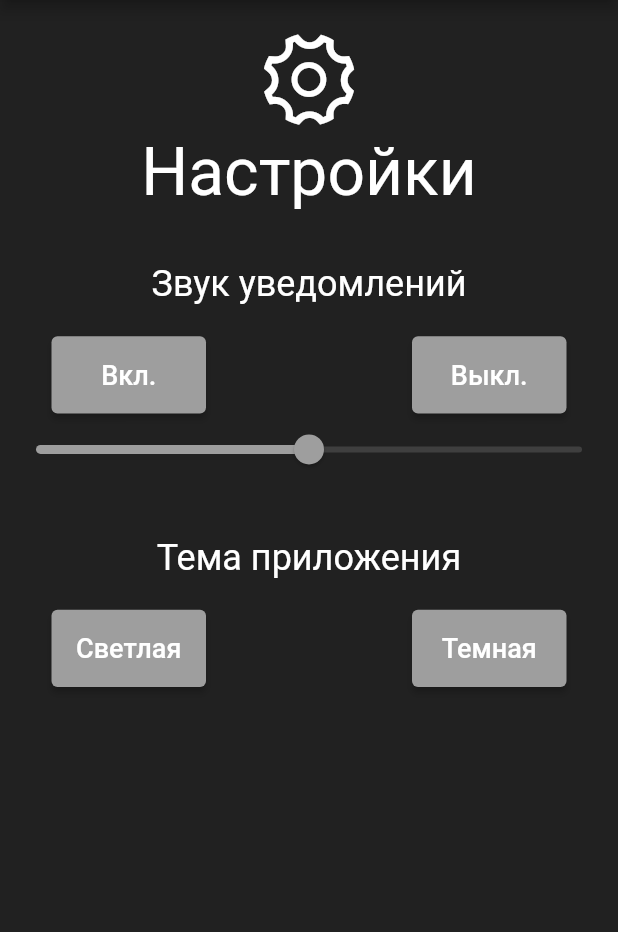
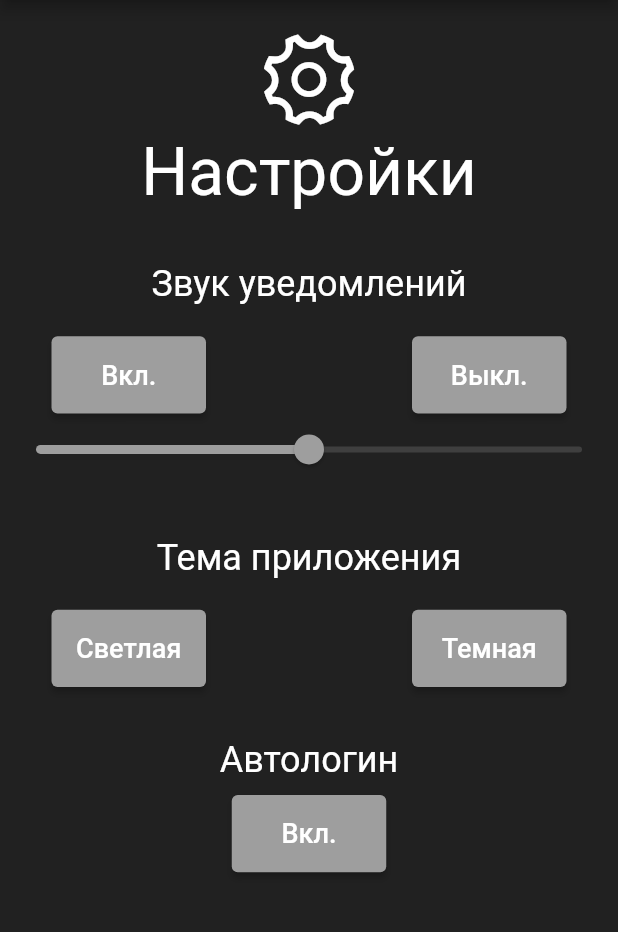
Before and after one commit to Falcon5253/Daily-Universe, a Flutter app: the Options screen opened by its route, after a tap on "Темная", on a phone screen of 412 x 824 dp, the part 84-1016 px from its top. Run offline on Flutter 3.47's test engine with Material 2 defaults, Android fonts, the phone set to English and light mode, and no system bars; our stand-ins replace sqflite, table_calendar; missing offline and left inert: dart:ffi; accounts and stored records are empty.

Commit message:
Объединил все ветки мобильного приложения

```diff
--- a/Mobile/daily_universe/lib/defines.dart
+++ b/Mobile/daily_universe/lib/defines.dart
@@ -14,7 +14,7 @@ List userMails = []; // список почт зарегистрированны
 List sqlTables = []; //список таблиц которые созданы в sql базе, нужны для проверок валидности
 int lastUserId = 0;
 int AutoLogin = 0;
-const List localConfigs = ['userId','autoLogin'];
+const List localConfigs = ['userId','autoLogin', 'isDarkTheme'];
 bool firstClassInit = true;
 late int deviceRealWidth; //Ширина в пикселях текущего уст-ва
 late int deviceRealHeight; //Высота в пикселях текущего уст-ва
@@ -27,6 +27,7 @@ ColorScheme? defaultTopColor = ColorScheme.light().copyWith( primary: Colors.gre
 Widget? defaultTitle = Text('Daily universe', style: TextStyle(color: defaultTextColor, fontSize: 28));
 var defaultUnderLineTextInputColor = UnderlineInputBorder(borderSide: BorderSide(color: Colors.white),);
 var defaultUnderLineDropDownListColor = Container( height: 2, color: Colors.grey,);
+
 
 //Переменные для навигации..........
 const navStart = '/';
--- a/Mobile/daily_universe/lib/instruction.dart
+++ b/Mobile/daily_universe/lib/instruction.dart
@@ -13,6 +13,9 @@ class Instruction extends StatelessWidget {
         resizeToAvoidBottomInset: false,
         backgroundColor: d.defaultBackgroundColor,
         appBar: AppBar(
+          leading: BackButton(
+              color: d.defaultTextColor
+          ),
           title: d.defaultTitle,
           centerTitle: true,
         ),
--- a/Mobile/daily_universe/lib/login.dart
+++ b/Mobile/daily_universe/lib/login.dart
@@ -100,6 +100,9 @@ class _LoginState extends State<Login> {
       resizeToAvoidBottomInset: false,
       backgroundColor: d.defaultBackgroundColor,
       appBar: AppBar(
+        leading: BackButton(
+            color: d.defaultTextColor
+        ),
         title: d.defaultTitle,
         centerTitle: true,
       ),
@@ -140,7 +143,7 @@ class _LoginState extends State<Login> {
                         validator: (val) {
                           if(val!=null && val!='') {
                             checkPass(val);
-                            return 'Неправильная почта или пароль';
+                            return null;
                           }
                           return 'Empty password field';
                         },
--- a/Mobile/daily_universe/lib/options.dart
+++ b/Mobile/daily_universe/lib/options.dart
@@ -19,6 +19,13 @@ class _OptionsState extends State<Options> {
         resizeToAvoidBottomInset: false,
         backgroundColor: d.defaultBackgroundColor,
         appBar: AppBar(
+          leading: IconButton(
+            icon: Icon(Icons.arrow_back, color: d.defaultTextColor),
+            onPressed: () {
+              Navigator.of(context).popUntil((route) => route.isFirst);
+              Navigator.pushReplacementNamed(context, d.navMain);
+            },
+          ),
           title: d.defaultTitle,
           centerTitle: true,
         ),
@@ -77,6 +84,7 @@ class _OptionsState extends State<Options> {
                       setState((){
                         d.isDarkTheme = false;});
                         d.updateOptionsTheme();
+                        d.dailyUser.updateConfigValue(d.localConfigs[2], 1);
                       Navigator.pushReplacementNamed(context, d.navOptions);
                     }, child: Text('Светлая', style: TextStyle(color: d.defaultTextColor, fontSize: 18)),),
                   ),
@@ -88,10 +96,23 @@ class _OptionsState extends State<Options> {
                       setState((){
                       d.isDarkTheme = true;});
                       d.updateOptionsTheme();
+                      d.dailyUser.updateConfigValue(d.localConfigs[2], 0);
                       Navigator.pushReplacementNamed(context, d.navOptions);
                     }, child: Text('Темная', style: TextStyle(color: d.defaultTextColor, fontSize: 18)),),
                   ),
                 ]),
+            Padding(padding: EdgeInsets.only(top: d.deviceVirtualHeight/24)),
+            Text('Автологин', style: TextStyle(color: d.defaultTextColor, fontSize: 24),textAlign: TextAlign.center,),
+            Padding(padding: EdgeInsets.only(top: d.deviceRealHeight/128)),
+            SizedBox(
+              width: d.deviceVirtualWidth/4,
+              height: d.deviceVirtualHeight/16,
+              child: ElevatedButton(onPressed: () {
+                setState((){
+                d.AutoLogin = d.AutoLogin>0? 0:1;});
+                d.dailyUser.updateConfigValue(d.localConfigs[1], d.AutoLogin,);
+              }, child: Text(d.AutoLogin>0?'Выкл.':'Вкл.', style: TextStyle(color: d.defaultTextColor, fontSize: 18)),),
+            ),
           ],
         )
         )
--- a/Mobile/daily_universe/lib/register.dart
+++ b/Mobile/daily_universe/lib/register.dart
@@ -46,6 +46,9 @@ class _RegistrationState extends State<Registration> {
       resizeToAvoidBottomInset: false,
       backgroundColor: d.defaultBackgroundColor,
       appBar: AppBar(
+        leading: BackButton(
+            color: d.defaultTextColor
+        ),
         title: d.defaultTitle,
         centerTitle: true,
       ),
--- a/Mobile/daily_universe/lib/users.dart
+++ b/Mobile/daily_universe/lib/users.dart
@@ -213,7 +213,7 @@ class User {
   }
   void rebuildDataBase()
   {
-    String result = 'DROP TABLE users;';
+    String result = 'DROP TABLE users; DROP TABLE config;';
     userDb.then((db) {
       final temp = db.execute(result);
       temp.whenComplete(() => exit(0));
```
Also changed, not shown: Mobile/daily_universe/lib/main.dart (+6 -98 lines), Mobile/daily_universe/lib/main_menu.dart (+7 -0 lines).
